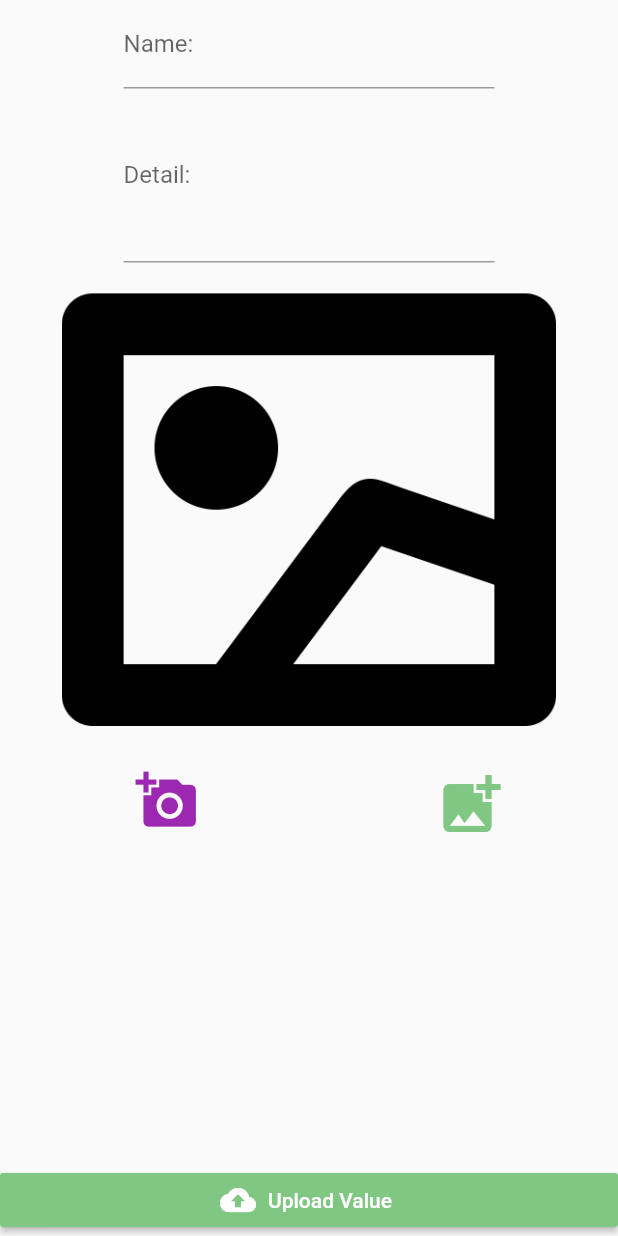
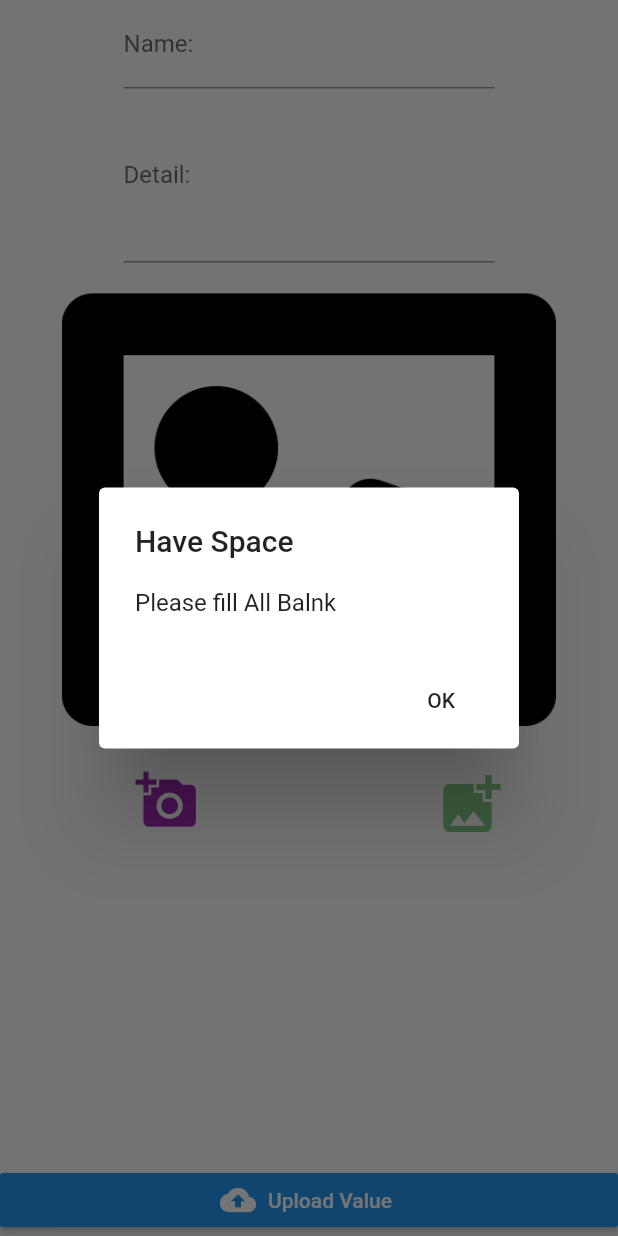
Before and after one commit to wnuntawat/Armrci, a Flutter app: the AddProduct widget shown alone on an empty page, opened directly, after a tap on "Upload Value", on a phone screen of 412 x 824 dp. Run offline on Flutter 3.47's test engine with Material 2 defaults, Android fonts, the phone set to English and light mode, and no system bars; our stand-ins replace cloud_firestore, firebase_auth, image_picker; accounts and stored records are empty.

```diff
--- a/lib/screens/add_product.dart
+++ b/lib/screens/add_product.dart
@@ -1,5 +1,7 @@
-import 'package:armrci/screens/my_style.dart';
+import 'dart:io';
+
 import 'package:flutter/material.dart';
+import 'package:image_picker/image_picker.dart';
 
 class AddProduct extends StatefulWidget {
   @override
@@ -8,7 +10,9 @@ class AddProduct extends StatefulWidget {
 
 class _AddProductState extends State<AddProduct> {
 // explicit
-
+  String name, detail;
+  final formKey = GlobalKey<FormState>();
+  File file;
 // Medthod
   Widget galleryButton() {
     return IconButton(
@@ -28,8 +32,22 @@ class _AddProductState extends State<AddProduct> {
         size: 42.0,
         color: Colors.purple,
       ),
-      onPressed: () {},
+      onPressed: () {
+        cameraThread();
+      },
     );
+  }
+
+  Future<void> cameraThread() async {
+    var objFile = await ImagePicker.pickImage(
+      maxWidth: 800.0,
+      maxHeight: 480.0,
+      source: ImageSource.camera,
+    );
+
+    setState(() {
+     file= objFile;
+    });
   }
 
   Widget pictureButton() {
@@ -53,7 +71,8 @@ class _AddProductState extends State<AddProduct> {
   Widget picture() {
     return Container(
       height: MediaQuery.of(context).size.height * 0.4,
-      child: Image.asset('images/picture.png'),
+      child:
+          file == null ? Image.asset('images/picture.png') : Image.file(file),
     );
   }
 
@@ -67,6 +86,9 @@ class _AddProductState extends State<AddProduct> {
             maxLines: 4,
             keyboardType: TextInputType.multiline,
             decoration: InputDecoration(labelText: 'Detail:'),
+            onSaved: (String value) {
+              detail = value.trim();
+            },
           ),
         ),
       ],
@@ -81,6 +103,9 @@ class _AddProductState extends State<AddProduct> {
           width: MediaQuery.of(context).size.width * 0.6,
           child: TextFormField(
             decoration: InputDecoration(labelText: 'Name:'),
+            onSaved: (String value) {
+              name = value.trim();
+            },
           ),
         ),
       ],
@@ -88,13 +113,16 @@ class _AddProductState extends State<AddProduct> {
   }
 
   Widget myContent() {
-    return Column(
+    return Form(
+      key: formKey,
+      child: Column(
         children: <Widget>[
           nameText(),
           detailText(),
           picture(),
           pictureButton(),
         ],
+      ),
     );
   }
 
@@ -105,7 +133,7 @@ class _AddProductState extends State<AddProduct> {
         Container(
           width: MediaQuery.of(context).size.width,
           child: RaisedButton.icon(
-            color: MyStyle().textColor,
+            color: Colors.blue,
             icon: Icon(
               Icons.cloud_upload,
               color: Colors.white,
@@ -114,11 +142,40 @@ class _AddProductState extends State<AddProduct> {
               'Upload Value',
               style: TextStyle(color: Colors.white),
             ),
-            onPressed: () {},
+            onPressed: () {
+              formKey.currentState.save();
+              checkValue();
+            },
           ),
         ),
       ],
     );
+  }
+
+  void checkValue() {
+    if ((name.isEmpty) || (detail.isEmpty)) {
+      // Have Space
+      myAlert('Have Space', 'Please fill All Balnk');
+    }
+  }
+
+  void myAlert(String title, String message) {
+    showDialog(
+        context: context,
+        builder: (BuildContext context) {
+          return AlertDialog(
+            title: Text(title),
+            content: Text(message),
+            actions: <Widget>[
+              FlatButton(
+                child: Text('OK'),
+                onPressed: () {
+                  Navigator.of(context).pop();
+                },
+              )
+            ],
+          );
+        });
   }
 
   @override
--- a/pubspec.yaml
+++ b/pubspec.yaml
@@ -25,6 +25,7 @@ dependencies:
   cupertino_icons: ^0.1.2
   firebase_auth: ^0.14.0+5
   cloud_firestore: ^0.12.9+5
+  image_picker: ^0.6.1+8
 
 dev_dependencies:
   flutter_test:
```
Also changed, not shown: pubspec.lock. Lines whose indentation alone changed are shown as unchanged.
